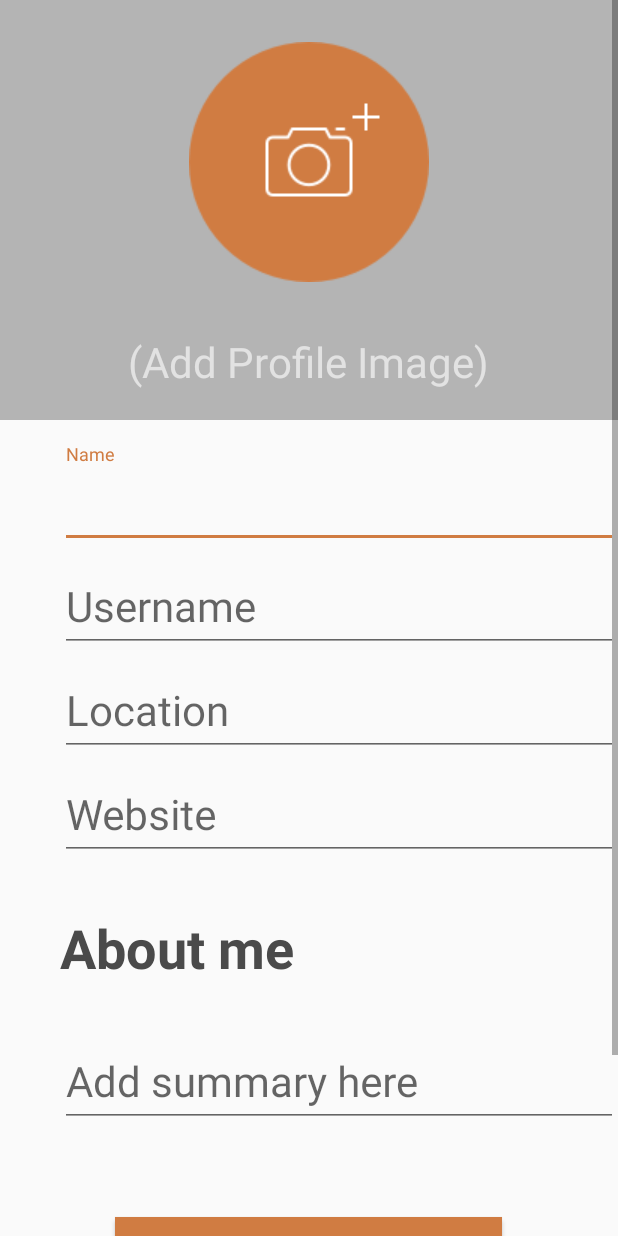
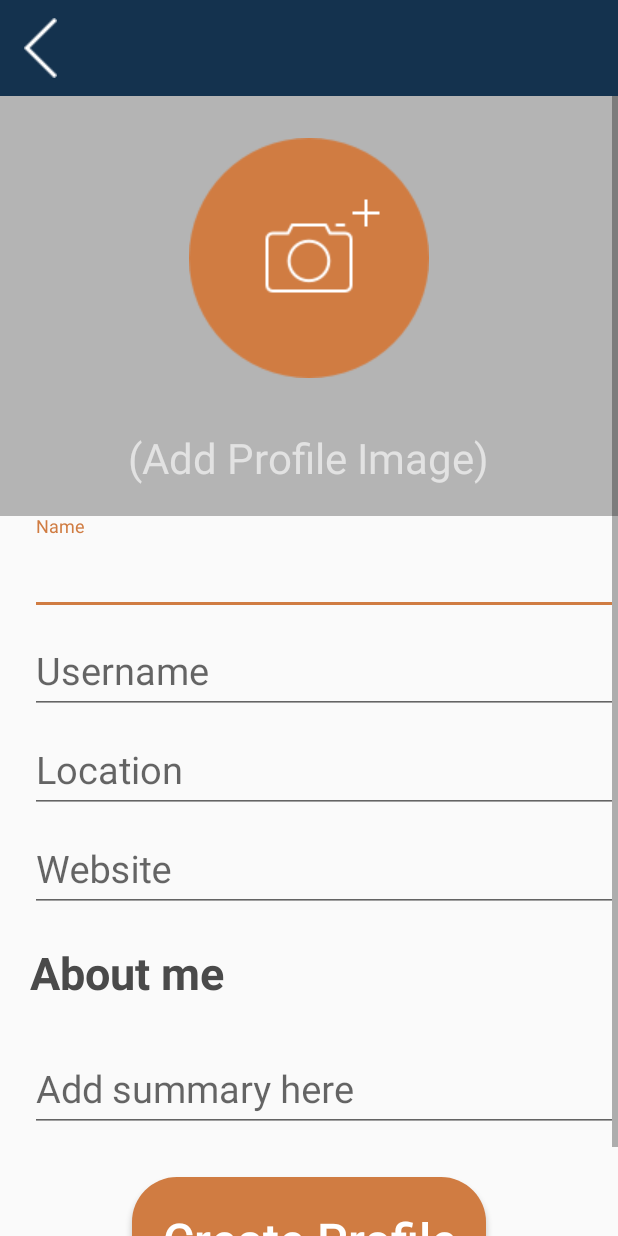
Before and after one commit to ImayaDismas/theforce, an Android app: the CreateProfile screen opened directly, with no data from a screen before it, on a phone screen of 412 x 824 dp. Run offline under Robolectric (Android 15) with nearby library versions, the phone set to English and light mode, and no system bars.

Commit message:
Edited the create profile activity and layout

```diff
--- a/app/src/main/java/com/example/jaykayitare/theforce/CreateProfile.java
+++ b/app/src/main/java/com/example/jaykayitare/theforce/CreateProfile.java
@@ -2,6 +2,7 @@ package com.example.jaykayitare.theforce;
 
 import android.support.v7.app.AppCompatActivity;
 import android.os.Bundle;
+import android.support.v7.widget.Toolbar;
 
 public class CreateProfile extends AppCompatActivity {
 
@@ -9,5 +10,11 @@ public class CreateProfile extends AppCompatActivity {
     protected void onCreate(Bundle savedInstanceState) {
         super.onCreate(savedInstanceState);
         setContentView(R.layout.activity_create_profile);
+        setTitle(null);
+
+        Toolbar topToolBar = (Toolbar)findViewById(R.id.toolbar);
+        setSupportActionBar(topToolBar);
+        topToolBar.setLogo(R.drawable.btn_navbar_back2x);
+        topToolBar.setLogoDescription(getResources().getString(R.string.logo_desc));
     }
 }
--- a/app/src/main/res/layout/activity_create_profile.xml
+++ b/app/src/main/res/layout/activity_create_profile.xml
@@ -4,13 +4,21 @@
     android:layout_width="match_parent"
     android:layout_height="match_parent"
     tools:context="com.example.jaykayitare.theforce.CreateProfile">
+    <android.support.v7.widget.Toolbar
+        android:id="@+id/toolbar"
+        android:layout_width="match_parent"
+        android:layout_height="64dp"
+        android:background="@color/weirdblue"
+        android:minHeight="?attr/actionBarSize" />
     <ScrollView
         android:layout_height="wrap_content"
-        android:layout_width="match_parent">
+        android:layout_width="match_parent"
+        android:layout_below="@+id/toolbar">
 
         <RelativeLayout xmlns:android="http://schemas.android.com/apk/res/android"
             xmlns:tools="http://schemas.android.com/tools"
             android:layout_width="match_parent"
+            android:layout_below="@+id/toolbar"
             android:layout_height="match_parent"
             tools:context="com.example.jaykayitare.theforce.CreateProfile">
 
@@ -42,9 +50,7 @@
             </RelativeLayout>
             <RelativeLayout
                 android:layout_below="@id/image_input"
-                android:paddingBottom="@dimen/activity_vertical_margin"
-                android:paddingLeft="40dp"
-                android:paddingTop="@dimen/activity_vertical_margin"
+                android:paddingLeft="20dp"
                 android:layout_width="match_parent"
                 android:layout_height="wrap_content">
                 <android.support.design.widget.TextInputLayout
@@ -54,7 +60,7 @@
                     <EditText
                         android:id="@+id/name"
                         android:hint="Name"
-                        android:textSize="28sp"
+                        android:textSize="25sp"
                         android:textColorHint="@color/textgrey"
                         android:textColor="@color/textblack"
                         android:layout_width="match_parent"
@@ -71,7 +77,7 @@
                     <EditText
                         android:id="@+id/username"
                         android:hint="Username"
-                        android:textSize="28sp"
+                        android:textSize="25sp"
                         android:textColorHint="@color/textgrey"
                         android:textColor="@color/textblack"
                         android:layout_width="match_parent"
@@ -88,7 +94,7 @@
                     <EditText
                         android:id="@+id/location"
                         android:hint="Location"
-                        android:textSize="28sp"
+                        android:textSize="25sp"
                         android:textColorHint="@color/textgrey"
                         android:textColor="@color/textblack"
                         android:layout_width="match_parent"
@@ -105,7 +111,7 @@
                     <EditText
                         android:id="@+id/website"
                         android:hint="Website"
-                        android:textSize="28sp"
+                        android:textSize="25sp"
                         android:textColorHint="@color/textgrey"
                         android:textColor="@color/textblack"
                         android:layout_width="match_parent"
@@ -115,9 +121,9 @@
                     android:id="@+id/aboutme"
                     android:text="About me"
                     android:textStyle="bold"
-                    android:layout_marginTop="34dp"
-                    android:layout_marginBottom="26dp"
-                    android:textSize="36sp"
+                    android:layout_marginTop="20dp"
+                    android:layout_marginBottom="20dp"
+                    android:textSize="30sp"
                     android:layout_below="@id/website_input_layout"
                     android:textColor="@color/textblack"
                     android:layout_width="wrap_content"
@@ -129,24 +135,26 @@
                     android:layout_height="wrap_content">
                     <EditText
                         android:id="@+id/summary"
-                        android:textSize="28sp"
+                        android:textSize="25sp"
                         android:hint="Add summary here"
                         android:layout_width="match_parent"
                         android:layout_height="wrap_content" />
                 </android.support.design.widget.TextInputLayout>
                 <Button
                     android:id="@+id/create_profile"
-                    android:text="Create Profile"
+                    android:hint="Create Profile"
                     android:layout_centerHorizontal="true"
                     android:padding="20dp"
-                    android:textColor="#FFF"
-                    android:layout_marginTop="60dp"
-                    android:layout_marginBottom="60dp"
+                    android:textColorHint="#FFF"
+                    android:layout_marginTop="30dp"
+                    android:layout_marginBottom="20dp"
                     android:layout_below="@id/summary_input_layout"
-                    android:background="@color/buttonorange"
-                    android:textSize="28sp"
+                    android:background="@drawable/roundshapebtn"
+                    android:focusableInTouchMode="false"
+                    android:textSize="48px"
                     android:layout_width="wrap_content"
                     android:layout_height="wrap_content" />
+
             </RelativeLayout>
 
 
--- a/app/src/main/res/values/strings.xml
+++ b/app/src/main/res/values/strings.xml
@@ -5,4 +5,5 @@
     <string name="remove_button">remove button</string>
     <string name="forgot_password"><u>Forgot Password?</u></string>
     <string name="i_accept_evrybit_terms_and_conditions">I accept <u>Evrybit Terms and Conditions</u></string>
+    <string name="logo_desc">Back Button</string>
 </resources>
```
